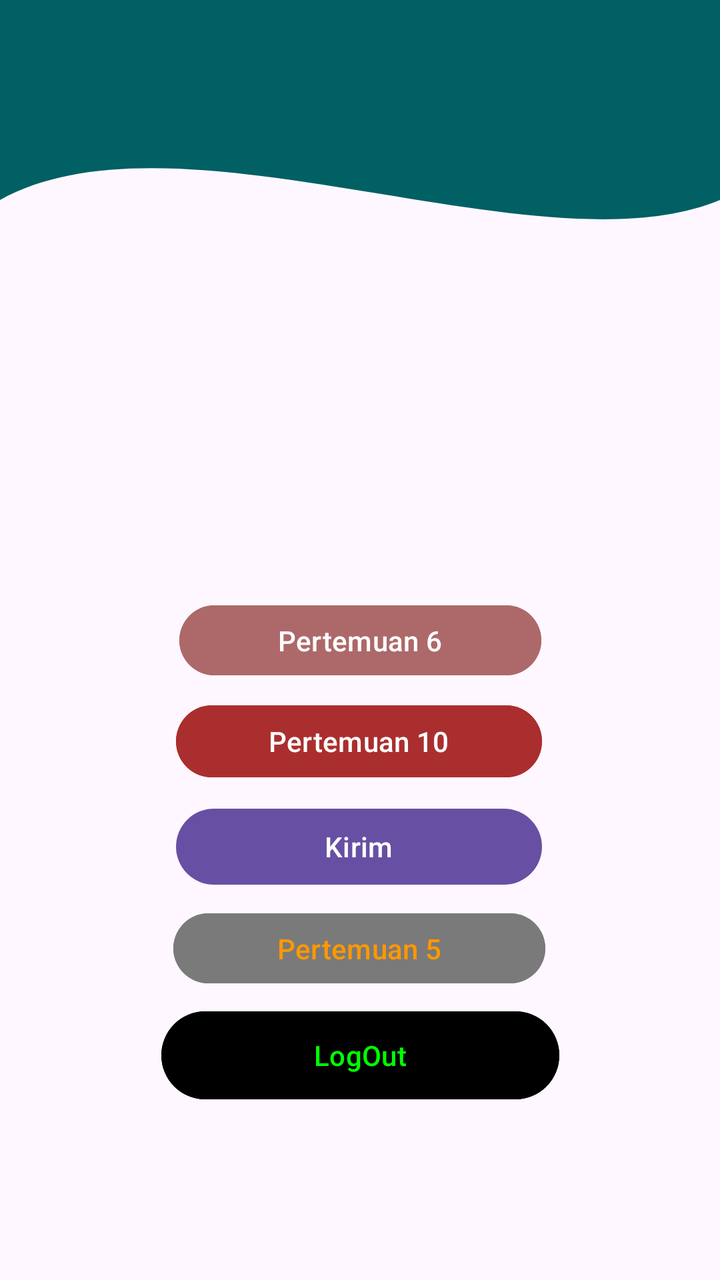
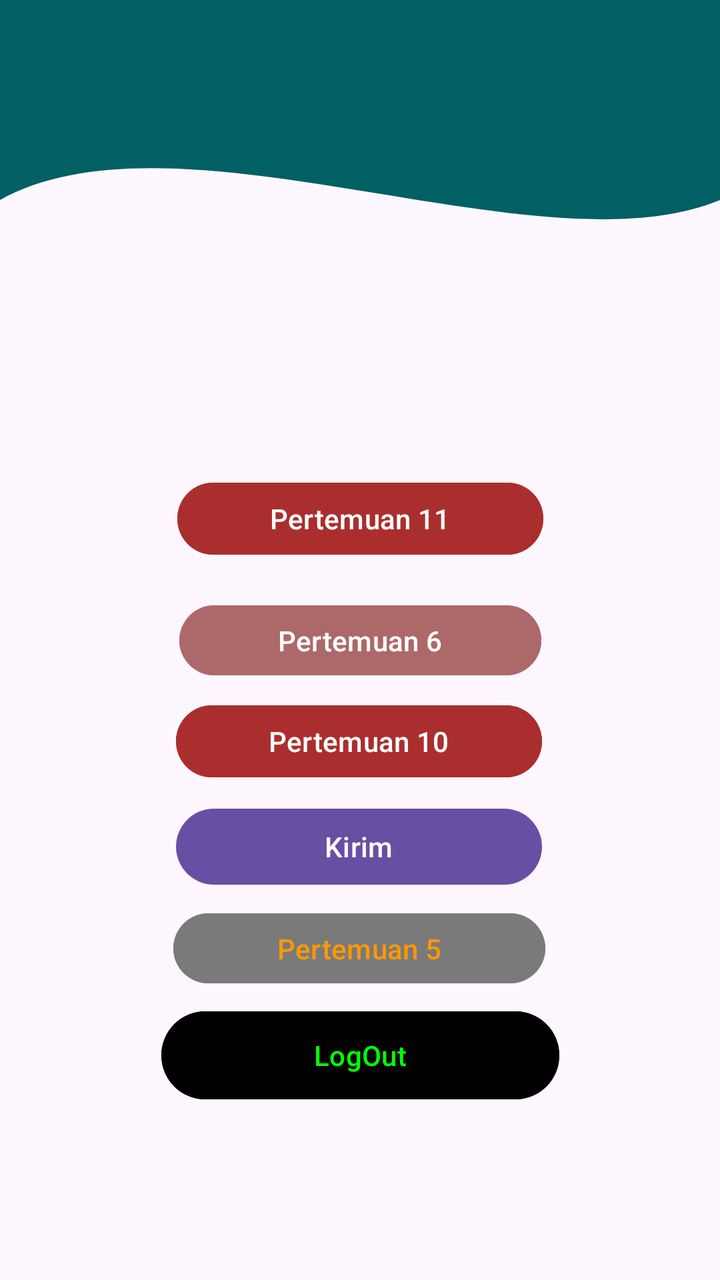

Compare the two renders of this Android layout. The source of the first and the diff that turns it into the second are given below.
<!-- AndroidManifest.xml: application theme Theme.JupiterRicky -->
<!-- res/layout/fragment_home.xml -->
<?xml version="1.0" encoding="utf-8"?>
<androidx.constraintlayout.widget.ConstraintLayout xmlns:android="http://schemas.android.com/apk/res/android"
    xmlns:tools="http://schemas.android.com/tools"
    android:layout_width="match_parent"
    android:layout_height="match_parent"
    xmlns:app="http://schemas.android.com/apk/res-auto"
    tools:context=".Home.HomeFragment">
    <View
        android:id="@+id/background_header"
        android:layout_width="0dp"
        android:layout_height="250dp"
        android:background="@drawable/bg_header_wave"
        app:layout_constraintStart_toStartOf="parent"
        app:layout_constraintEnd_toEndOf="parent"
        app:layout_constraintTop_toTopOf="parent"/>

    <Button
        android:id="@+id/btnToFourth"
        android:layout_width="183dp"
        android:layout_height="46dp"
        android:text="Kirim"
        app:layout_constraintBottom_toBottomOf="parent"
        app:layout_constraintEnd_toEndOf="parent"
        app:layout_constraintHorizontal_bias="0.498"
        app:layout_constraintStart_toStartOf="parent"
        app:layout_constraintTop_toTopOf="parent"
        app:layout_constraintVertical_bias="0.674" />

    <Button
        android:id="@+id/btnToTenth"
        android:layout_width="183dp"
        android:layout_height="44dp"
        android:text="Pertemuan 10"
        android:backgroundTint="#AB2E2E"
        app:layout_constraintBottom_toBottomOf="parent"
        app:layout_constraintEnd_toEndOf="parent"
        app:layout_constraintHorizontal_bias="0.498"
        app:layout_constraintStart_toStartOf="parent"
        app:layout_constraintTop_toTopOf="parent"
        app:layout_constraintVertical_bias="0.585" />

    <Button
        android:id="@+id/btnToFifth"
        android:layout_width="186dp"
        android:layout_height="43dp"
        android:backgroundTint="#7A7A7A"
        android:text="Pertemuan 5"
        android:textColor="#FF9800"
        app:layout_constraintBottom_toBottomOf="parent"
        app:layout_constraintEnd_toEndOf="parent"
        app:layout_constraintHorizontal_bias="0.498"
        app:layout_constraintStart_toStartOf="parent"
        app:layout_constraintTop_toTopOf="parent"
        app:layout_constraintVertical_bias="0.758" />
    <androidx.appcompat.widget.Toolbar
        android:id="@+id/toolbar"
        android:layout_width="match_parent"
        android:layout_height="?attr/actionBarSize"
        android:background="#006064"
        app:layout_constraintBottom_toBottomOf="parent"
        app:layout_constraintEnd_toEndOf="parent"
        app:layout_constraintTop_toTopOf="parent"
        app:layout_constraintVertical_bias="0.0"
        app:subtitleTextColor="@android:color/white"
        app:titleTextColor="@android:color/white" />

    <Button
        android:id="@+id/btnLogout"
        android:layout_width="199dp"
        android:layout_height="52dp"
        android:backgroundTint="#000000"
        android:text="LogOut"
        android:textColor="#00FF00"
        app:layout_constraintBottom_toBottomOf="parent"
        app:layout_constraintEnd_toEndOf="parent"
        app:layout_constraintStart_toStartOf="parent"
        app:layout_constraintTop_toTopOf="parent"
        app:layout_constraintVertical_bias="0.853" />

    <Button
        android:id="@+id/btnToSixth"
        android:layout_width="181dp"
        android:layout_height="43dp"
        android:backgroundTint="#AD6969"
        android:text="Pertemuan 6"
        app:layout_constraintBottom_toBottomOf="parent"
        app:layout_constraintEnd_toEndOf="parent"
        app:layout_constraintStart_toStartOf="parent"
        app:layout_constraintTop_toTopOf="parent" />

</androidx.constraintlayout.widget.ConstraintLayout>
<!-- resources referenced by this layout -->
<resources>
  <!-- drawable bg_header_wave (drawable) -->
  <?xml version="1.0" encoding="utf-8"?>
  <vector xmlns:android="http://schemas.android.com/apk/res/android"
      android:width="100dp"
      android:height="100dp"
      android:viewportWidth="100"
      android:viewportHeight="100">
  
      <path
          android:fillColor="#006064"
          android:pathData="
              M0,0
              L100,0
              L100,40
              C 75,55
                25,20
                0,40
              Z" />
  </vector>
  <style name="Theme.JupiterRicky" parent="Base.Theme.JupiterRicky" />
  <style name="Base.Theme.JupiterRicky" parent="Theme.Material3.DayNight.NoActionBar">
          
          
      </style>
</resources>

<!-- the commit's change to res/layout/fragment_home.xml (unified diff, before → after) -->
@@ -38,6 +38,18 @@
         app:layout_constraintStart_toStartOf="parent"
         app:layout_constraintTop_toTopOf="parent"
         app:layout_constraintVertical_bias="0.585" />
+
+    <Button
+        android:id="@+id/btnToEleventh"
+        android:layout_width="183dp"
+        android:layout_height="44dp"
+        android:backgroundTint="#AB2E2E"
+        android:text="Pertemuan 11"
+        app:layout_constraintBottom_toBottomOf="parent"
+        app:layout_constraintEnd_toEndOf="parent"
+        app:layout_constraintStart_toStartOf="parent"
+        app:layout_constraintTop_toTopOf="parent"
+        app:layout_constraintVertical_bias="0.398" />
 
     <Button
         android:id="@+id/btnToFifth"
